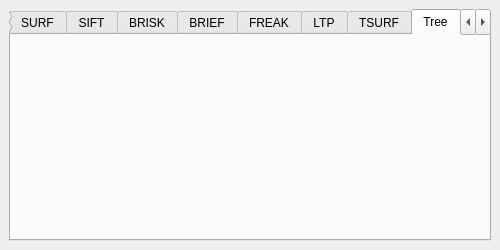
cogsys-tuebingen/csapex, file src/terratrainer/ui/terra_preferences.ui: the form before one commit.
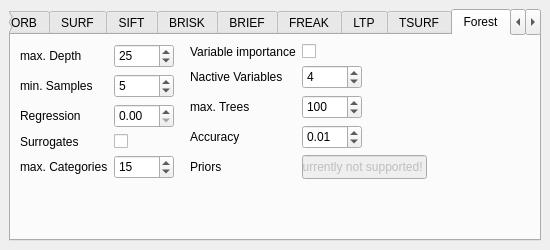
The form after the commit. The open tabs and pages were chosen to show the change.

The edit to the form file:
```diff
--- a/src/terratrainer/ui/terra_preferences.ui
+++ b/src/terratrainer/ui/terra_preferences.ui
@@ -6,19 +6,19 @@
    <rect>
     <x>0</x>
     <y>0</y>
-    <width>500</width>
+    <width>550</width>
     <height>250</height>
    </rect>
   </property>
   <property name="minimumSize">
    <size>
-    <width>500</width>
+    <width>550</width>
     <height>250</height>
    </size>
   </property>
   <property name="maximumSize">
    <size>
-    <width>500</width>
+    <width>640</width>
     <height>250</height>
    </size>
   </property>
@@ -28,7 +28,7 @@
   <widget class="QWidget" name="centralwidget">
    <property name="minimumSize">
     <size>
-     <width>500</width>
+     <width>550</width>
      <height>250</height>
     </size>
    </property>
@@ -40,7 +40,10 @@
    </property>
    <layout class="QHBoxLayout" name="horizontalLayout">
     <item>
-     <widget class="QTabWidget" name="tabWidget">
+     <widget class="QTabWidget" name="preferences">
+      <property name="enabled">
+       <bool>true</bool>
+      </property>
       <property name="currentIndex">
        <number>9</number>
       </property>
@@ -825,8 +828,306 @@
       </widget>
       <widget class="QWidget" name="tree">
        <attribute name="title">
-        <string>Tree</string>
+        <string>Forest</string>
        </attribute>
+       <layout class="QHBoxLayout" name="horizontalLayout_3">
+        <item>
+         <layout class="QFormLayout" name="treeparams_1_layout">
+          <property name="rightMargin">
+           <number>5</number>
+          </property>
+          <item row="0" column="0">
+           <widget class="QLabel" name="label_maxDepth">
+            <property name="text">
+             <string>max. Depth</string>
+            </property>
+           </widget>
+          </item>
+          <item row="0" column="1">
+           <widget class="QSpinBox" name="spinBox_treeMaxDepth">
+            <property name="minimumSize">
+             <size>
+              <width>60</width>
+              <height>24</height>
+             </size>
+            </property>
+            <property name="maximumSize">
+             <size>
+              <width>60</width>
+              <height>24</height>
+             </size>
+            </property>
+            <property name="minimum">
+             <number>1</number>
+            </property>
+            <property name="maximum">
+             <number>100</number>
+            </property>
+            <property name="value">
+             <number>25</number>
+            </property>
+           </widget>
+          </item>
+          <item row="1" column="0">
+           <widget class="QLabel" name="label_minSamples">
+            <property name="text">
+             <string>min. Samples</string>
+            </property>
+           </widget>
+          </item>
+          <item row="1" column="1">
+           <widget class="QSpinBox" name="spinBox_treeMinSampels">
+            <property name="minimumSize">
+             <size>
+              <width>60</width>
+              <height>24</height>
+             </size>
+            </property>
+            <property name="maximumSize">
+             <size>
+              <width>60</width>
+              <height>24</height>
+             </size>
+            </property>
+            <property name="minimum">
+             <number>1</number>
+            </property>
+            <property name="maximum">
+             <number>100</number>
+            </property>
+            <property name="value">
+             <number>5</number>
+            </property>
+           </widget>
+          </item>
+          <item row="2" column="1">
+           <widget class="QDoubleSpinBox" name="spinBox_treeRegression">
+            <property name="minimumSize">
+             <size>
+              <width>60</width>
+              <height>24</height>
+             </size>
+            </property>
+            <property name="maximumSize">
+             <size>
+              <width>60</width>
+              <height>24</height>
+             </size>
+            </property>
+           </widget>
+          </item>
+          <item row="2" column="0">
+           <widget class="QLabel" name="label_regression">
+            <property name="text">
+             <string>Regression</string>
+            </property>
+           </widget>
+          </item>
+          <item row="3" column="0">
+           <widget class="QLabel" name="label_surrogates">
+            <property name="text">
+             <string>Surrogates</string>
+            </property>
+           </widget>
+          </item>
+          <item row="3" column="1">
+           <widget class="QCheckBox" name="checkBox_treeSurrogates">
+            <property name="text">
+             <string/>
+            </property>
+           </widget>
+          </item>
+          <item row="4" column="0">
+           <widget class="QLabel" name="label_categories">
+            <property name="text">
+             <string>max. Categories</string>
+            </property>
+           </widget>
+          </item>
+          <item row="4" column="1">
+           <widget class="QSpinBox" name="spinBox_treeCategories">
+            <property name="minimumSize">
+             <size>
+              <width>60</width>
+              <height>24</height>
+             </size>
+            </property>
+            <property name="maximumSize">
+             <size>
+              <width>60</width>
+              <height>24</height>
+             </size>
+            </property>
+            <property name="minimum">
+             <number>2</number>
+            </property>
+            <property name="maximum">
+             <number>100</number>
+            </property>
+            <property name="value">
+             <number>15</number>
+            </property>
+           </widget>
+          </item>
+         </layout>
+        </item>
+        <item>
+         <layout class="QFormLayout" name="treeparams_2_layout">
+          <property name="fieldGrowthPolicy">
+           <enum>QFormLayout::AllNonFixedFieldsGrow</enum>
+          </property>
+          <property name="leftMargin">
+           <number>5</number>
+          </property>
+          <item row="0" column="0">
+           <widget class="QLabel" name="label_variableImportance">
+            <property name="text">
+             <string>Variable importance</string>
+            </property>
+           </widget>
+          </item>
+          <item row="0" column="1">
+           <widget class="QCheckBox" name="checkBox_treeVariableImportance">
+            <property name="text">
+             <string/>
+            </property>
+           </widget>
+          </item>
+          <item row="1" column="0">
+           <widget class="QLabel" name="label_nactiveVariables">
+            <property name="text">
+             <string>Nactive Variables</string>
+            </property>
+           </widget>
+          </item>
+          <item row="1" column="1">
+           <widget class="QSpinBox" name="spinBox_treeNactiveVariables">
+            <property name="minimumSize">
+             <size>
+              <width>60</width>
+              <height>24</height>
+             </size>
+            </property>
+            <property name="maximumSize">
+             <size>
+              <width>60</width>
+              <height>24</height>
+             </size>
+            </property>
+            <property name="maximum">
+             <number>100</number>
+            </property>
+            <property name="value">
+             <number>4</number>
+            </property>
+           </widget>
+          </item>
+          <item row="2" column="0">
+           <widget class="QLabel" name="label_maxTrees">
+            <property name="text">
+             <string>max. Trees</string>
+            </property>
+           </widget>
+          </item>
+          <item row="2" column="1">
+           <widget class="QSpinBox" name="spinBox_treeMaxTrees">
+            <property name="minimumSize">
+             <size>
+              <width>60</width>
+              <height>24</height>
+             </size>
+            </property>
+            <property name="maximumSize">
+             <size>
+              <width>60</width>
+              <height>24</height>
+             </size>
+            </property>
+            <property name="minimum">
+             <number>1</number>
+            </property>
+            <property name="maximum">
+             <number>500</number>
+            </property>
+            <property name="value">
+             <number>100</number>
+            </property>
+           </widget>
+          </item>
+          <item row="3" column="0">
+           <widget class="QLabel" name="label_accuracy">
+            <property name="text">
+             <string>Accuracy</string>
+            </property>
+           </widget>
+          </item>
+          <item row="3" column="1">
+           <widget class="QDoubleSpinBox" name="spinBox_treeAccuracy">
+            <property name="minimumSize">
+             <size>
+              <width>60</width>
+              <height>24</height>
+             </size>
+            </property>
+            <property name="maximumSize">
+             <size>
+              <width>60</width>
+              <height>24</height>
+             </size>
+            </property>
+            <property name="singleStep">
+             <double>0.010000000000000</double>
+            </property>
+            <property name="value">
+             <double>0.010000000000000</double>
+            </property>
+           </widget>
+          </item>
+          <item row="4" column="0">
+           <widget class="QLabel" name="label_priors">
+            <property name="text">
+             <string>Priors</string>
+            </property>
+           </widget>
+          </item>
+          <item row="4" column="1">
+           <widget class="QLineEdit" name="lineEdit_priors">
+            <property name="enabled">
+             <bool>false</bool>
+            </property>
+            <property name="minimumSize">
+             <size>
+              <width>125</width>
+              <height>24</height>
+             </size>
+            </property>
+            <property name="maximumSize">
+             <size>
+              <width>125</width>
+              <height>24</height>
+             </size>
+            </property>
+            <property name="text">
+             <string>Currently not supported!</string>
+            </property>
+           </widget>
+          </item>
+         </layout>
+        </item>
+        <item>
+         <spacer name="spacer_treePreferences">
+          <property name="orientation">
+           <enum>Qt::Horizontal</enum>
+          </property>
+          <property name="sizeHint" stdset="0">
+           <size>
+            <width>40</width>
+            <height>20</height>
+           </size>
+          </property>
+         </spacer>
+        </item>
+       </layout>
       </widget>
       <widget class="QWidget" name="keypoint">
        <attribute name="title">
@@ -924,6 +1225,265 @@
            </spacer>
           </item>
          </layout>
+        </item>
+        <item>
+         <layout class="QHBoxLayout" name="keypoint_softCrop_layout">
+          <item>
+           <widget class="QCheckBox" name="checkBox_softCrop">
+            <property name="text">
+             <string>Soft Crop</string>
+            </property>
+           </widget>
+          </item>
+         </layout>
+        </item>
+       </layout>
+      </widget>
+      <widget class="QWidget" name="feedback">
+       <attribute name="title">
+        <string>FeedBack</string>
+       </attribute>
+       <layout class="QVBoxLayout" name="verticalLayout_8">
+        <item>
+         <widget class="QGroupBox" name="groupBox_feedbackGrid">
+          <property name="title">
+           <string>Grid</string>
+          </property>
+          <layout class="QFormLayout" name="formLayout">
+           <property name="fieldGrowthPolicy">
+            <enum>QFormLayout::AllNonFixedFieldsGrow</enum>
+           </property>
+           <property name="rightMargin">
+            <number>1</number>
+           </property>
+           <property name="bottomMargin">
+            <number>1</number>
+           </property>
+           <item row="0" column="0">
+            <widget class="QLabel" name="label_cellSizeGrid">
+             <property name="minimumSize">
+              <size>
+               <width>100</width>
+               <height>24</height>
+              </size>
+             </property>
+             <property name="maximumSize">
+              <size>
+               <width>100</width>
+               <height>24</height>
+              </size>
+             </property>
+             <property name="text">
+              <string>Cell size</string>
+             </property>
+            </widget>
+           </item>
+           <item row="0" column="1">
+            <widget class="QSpinBox" name="spinBox_gridCellSize">
+             <property name="minimumSize">
+              <size>
+               <width>60</width>
+               <height>24</height>
+              </size>
+             </property>
+             <property name="maximumSize">
+              <size>
+               <width>60</width>
+               <height>24</height>
+              </size>
+             </property>
+             <property name="minimum">
+              <number>5</number>
+             </property>
+             <property name="maximum">
+              <number>500</number>
+             </property>
+             <property name="value">
+              <number>10</number>
+             </property>
+            </widget>
+           </item>
+           <item row="1" column="0">
+            <widget class="QLabel" name="label_gridWidth">
+             <property name="minimumSize">
+              <size>
+               <width>0</width>
+               <height>24</height>
+              </size>
+             </property>
+             <property name="text">
+              <string>Grid width</string>
+             </property>
+            </widget>
+           </item>
+           <item row="2" column="0">
+            <widget class="QLabel" name="label_gridHeight">
+             <property name="minimumSize">
+              <size>
+               <width>0</width>
+               <height>24</height>
+              </size>
+             </property>
+             <property name="text">
+              <string>Grid height</string>
+             </property>
+            </widget>
+           </item>
+           <item row="2" column="1">
+            <widget class="QSpinBox" name="spinBox_gridHeight">
+             <property name="minimumSize">
+              <size>
+               <width>60</width>
+               <height>24</height>
+              </size>
+             </property>
+             <property name="maximumSize">
+              <size>
+               <width>60</width>
+               <height>24</height>
+              </size>
+             </property>
+             <property name="minimum">
+              <number>1</number>
+             </property>
+             <property name="maximum">
+              <number>800</number>
+             </property>
+            </widget>
+           </item>
+           <item row="1" column="1">
+            <widget class="QSpinBox" name="spinBox_gridWidth">
+             <property name="minimumSize">
+              <size>
+               <width>60</width>
+               <height>24</height>
+              </size>
+             </property>
+             <property name="maximumSize">
+              <size>
+               <width>60</width>
+               <height>24</height>
+              </size>
+             </property>
+             <property name="minimum">
+              <number>1</number>
+             </property>
+             <property name="maximum">
+              <number>1280</number>
+             </property>
+            </widget>
+           </item>
+          </layout>
+         </widget>
+        </item>
+        <item>
+         <widget class="QGroupBox" name="groupBox_feedbackQuad">
+          <property name="maximumSize">
+           <size>
+            <width>16777215</width>
+            <height>82</height>
+           </size>
+          </property>
+          <property name="title">
+           <string>Quadtree Segmentation</string>
+          </property>
+          <layout class="QFormLayout" name="formLayout_2">
+           <property name="topMargin">
+            <number>1</number>
+           </property>
+           <property name="bottomMargin">
+            <number>1</number>
+           </property>
+           <item row="1" column="0">
+            <widget class="QLabel" name="label_quadCellSize">
+             <property name="minimumSize">
+              <size>
+               <width>100</width>
+               <height>24</height>
+              </size>
+             </property>
+             <property name="maximumSize">
+              <size>
+               <width>100</width>
+               <height>24</height>
+              </size>
+             </property>
+             <property name="text">
+              <string>min. Region size</string>
+             </property>
+            </widget>
+           </item>
+           <item row="1" column="1">
+            <widget class="QSpinBox" name="spinBox_quadCellSize">
+             <property name="minimumSize">
+              <size>
+               <width>60</width>
+               <height>24</height>
+              </size>
+             </property>
+             <property name="maximumSize">
+              <size>
+               <width>60</width>
+               <height>24</height>
+              </size>
+             </property>
+             <property name="minimum">
+              <number>5</number>
+             </property>
+             <property name="maximum">
+              <number>500</number>
+             </property>
+             <property name="value">
+              <number>10</number>
+             </property>
+            </widget>
+           </item>
+           <item row="2" column="0">
+            <widget class="QLabel" name="label_quadProbTh">
+             <property name="minimumSize">
+              <size>
+               <width>100</width>
+               <height>24</height>
+              </size>
+             </property>
+             <property name="maximumSize">
+              <size>
+               <width>100</width>
+               <height>24</height>
+              </size>
+             </property>
+             <property name="text">
+              <string>Probability threshold</string>
+             </property>
+            </widget>
+           </item>
+           <item row="2" column="1">
+            <widget class="QDoubleSpinBox" name="spinBox_quadProbTh">
+             <property name="minimumSize">
+              <size>
+               <width>60</width>
+               <height>24</height>
+              </size>
+             </property>
+             <property name="maximumSize">
+              <size>
+               <width>60</width>
+               <height>24</height>
+              </size>
+             </property>
+             <property name="maximum">
+              <double>1.000000000000000</double>
+             </property>
+             <property name="singleStep">
+              <double>0.010000000000000</double>
+             </property>
+             <property name="value">
+              <double>0.700000000000000</double>
+             </property>
+            </widget>
+           </item>
+          </layout>
+         </widget>
         </item>
        </layout>
       </widget>
```
Left out of the diff: 6 changed lines with no effect on the pictures.
